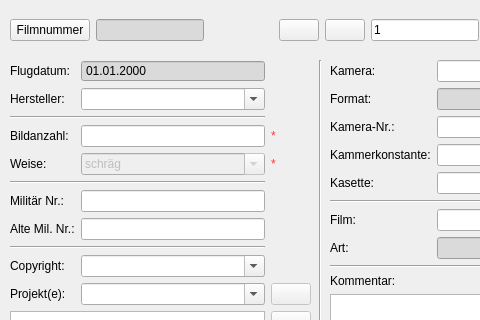
First picture: the form in APIS/forms/apis_film_form.ui, repository APIS-Luftbildarchiv/APIS, before the edit; both pictures show x 0 to 480 and y 0 to 320 of the 870 by 520 pixel window.
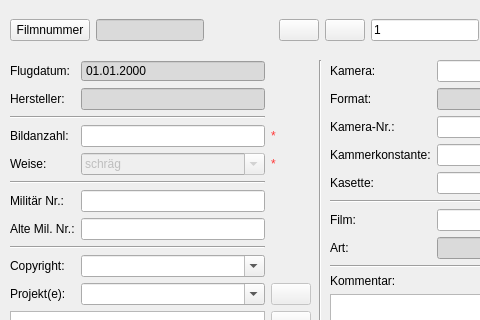
Second picture: the form after the edit. Icons and pictures are not drawn.

```diff
--- a/APIS/forms/apis_film_form.ui
+++ b/APIS/forms/apis_film_form.ui
@@ -826,28 +826,6 @@
       </property>
      </widget>
     </item>
-    <item row="1" column="1">
-     <widget class="QComboBox" name="uiProducerCombo">
-      <property name="enabled">
-       <bool>true</bool>
-      </property>
-      <property name="sizePolicy">
-       <sizepolicy hsizetype="Expanding" vsizetype="Fixed">
-        <horstretch>0</horstretch>
-        <verstretch>0</verstretch>
-       </sizepolicy>
-      </property>
-      <property name="styleSheet">
-       <string notr="true"/>
-      </property>
-      <property name="editable">
-       <bool>true</bool>
-      </property>
-      <property name="modelColumn">
-       <number>0</number>
-      </property>
-     </widget>
-    </item>
     <item row="4" column="1">
      <widget class="QComboBox" name="uiFilmModeCombo">
       <property name="enabled">
@@ -1005,6 +983,16 @@
       </property>
      </widget>
     </item>
+    <item row="1" column="1">
+     <widget class="QLineEdit" name="uiProducerEdit">
+      <property name="styleSheet">
+       <string notr="true">background-color: rgb(218, 218, 218);</string>
+      </property>
+      <property name="readOnly">
+       <bool>true</bool>
+      </property>
+     </widget>
+    </item>
    </layout>
   </widget>
   <widget class="Line" name="line_10">
```
